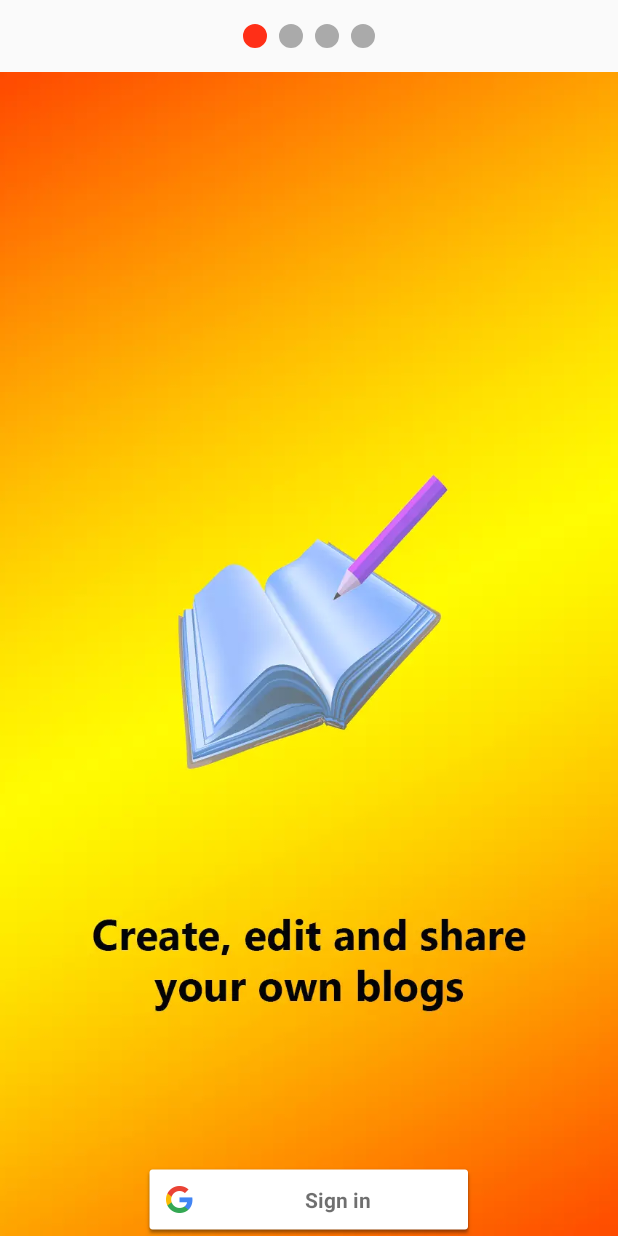
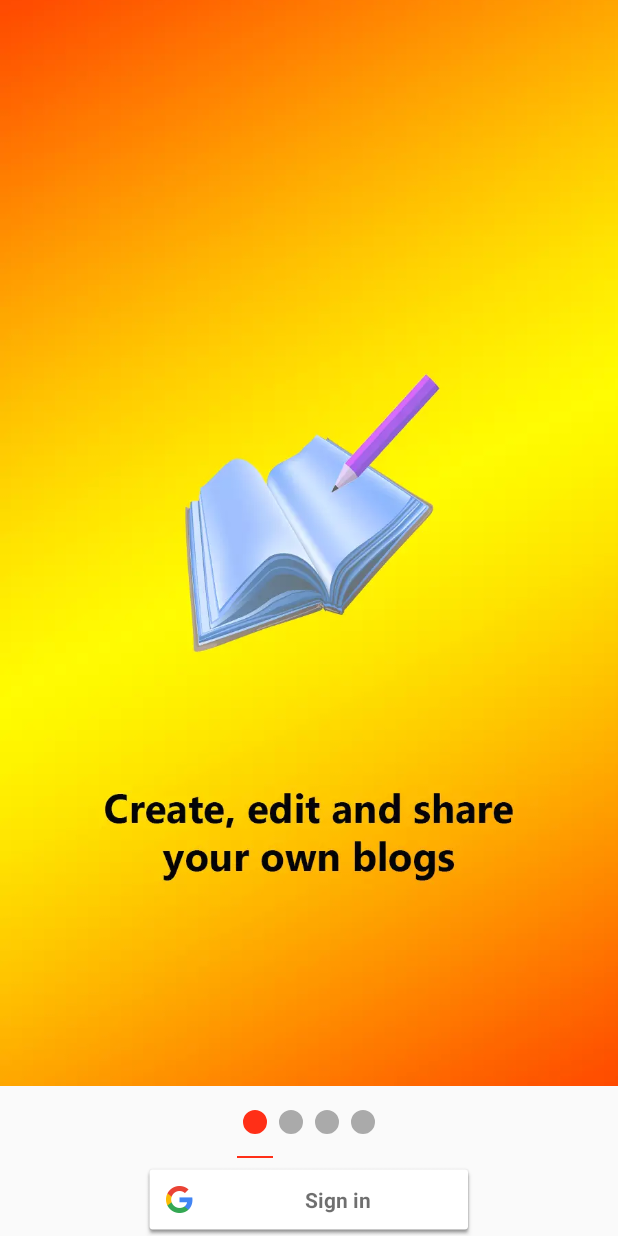
Before and after one commit to adiHusky/E-Blog, an Android app: the screen it shows after launch (Login), on a phone screen of 412 x 824 dp. Run offline under Robolectric (Android 15) with nearby library versions, the phone set to English and light mode, and no system bars; our stand-ins replace Firebase (no records; nobody signed in at launch, a user with empty details on screens opened directly), sdp/ssp sizes.

```diff
--- a/app/src/main/java/in/org/eonline/eblog/Activities/Login.java
+++ b/app/src/main/java/in/org/eonline/eblog/Activities/Login.java
@@ -8,6 +8,7 @@ import android.graphics.Color;
 import android.graphics.drawable.ColorDrawable;
 import android.support.annotation.NonNull;
 import android.support.design.widget.Snackbar;
+import android.support.design.widget.TabLayout;
 import android.support.v4.view.ViewPager;
 import android.support.v7.app.AppCompatActivity;
 import android.os.Bundle;
@@ -94,6 +95,9 @@ public class Login extends AppCompatActivity {
         viewPager.setAdapter(mAdapter);
         viewPager.setCurrentItem(0, true);
         viewPager.setOffscreenPageLimit(1);
+
+        TabLayout tabLayout =  findViewById(R.id.tab_layout);
+        tabLayout.setupWithViewPager(viewPager, true);
 
        // backButton.setOnClickListener(this);
        // nextButton.setOnClickListener(this);
--- a/app/src/main/res/layout/activity_login.xml
+++ b/app/src/main/res/layout/activity_login.xml
@@ -5,29 +5,25 @@
     android:layout_height="wrap_content"
     tools:context=".Activities.Login">
 
-    <RelativeLayout
-        android:layout_width="match_parent"
-        android:layout_height="match_parent"
-        android:layout_alignParentStart="true"
-        android:layout_alignParentTop="true">
+
 
         <android.support.v4.view.ViewPager
             android:id="@+id/viewPagerContainer"
             android:layout_width="match_parent"
-            android:layout_height="match_parent">
+            android:layout_height="match_parent"
+            android:layout_marginBottom="@dimen/_40sdp">
 
             <android.support.design.widget.TabLayout
+                android:id="@+id/tab_layout"
+                app:tabBackground="@drawable/tab_selector"
                 android:layout_width="match_parent"
                 android:layout_height="wrap_content"
-                android:layout_alignParentBottom="true"
-                android:layout_alignParentStart="true"
-                android:layout_marginBottom="@dimen/_50sdp"
-                app:tabBackground="@drawable/tab_selector"
                 app:tabGravity="center"
-                app:tabIndicatorHeight="0dp"
-                app:tabMaxWidth="30dp" />
+                app:tabIndicatorHeight="@dimen/_1sdp"
+                android:layout_gravity="bottom|center"/>
 
         </android.support.v4.view.ViewPager>
+
 
 
     <com.google.android.gms.common.SignInButton
@@ -38,6 +34,6 @@
         android:layout_centerHorizontal="true"
         android:layout_gravity="center" />
 
-    </RelativeLayout>
+
 
 </RelativeLayout>
```
Also changed, not shown: app/src/main/res/drawable-hdpi/viewpagerfour.png (added), app/src/main/res/drawable-hdpi/viewpagerone.png (added), app/src/main/res/drawable-hdpi/viewpagerthree.png (added), app/src/main/res/drawable-hdpi/viewpagertwo.png (added). Lines whose indentation alone changed are shown as unchanged.
